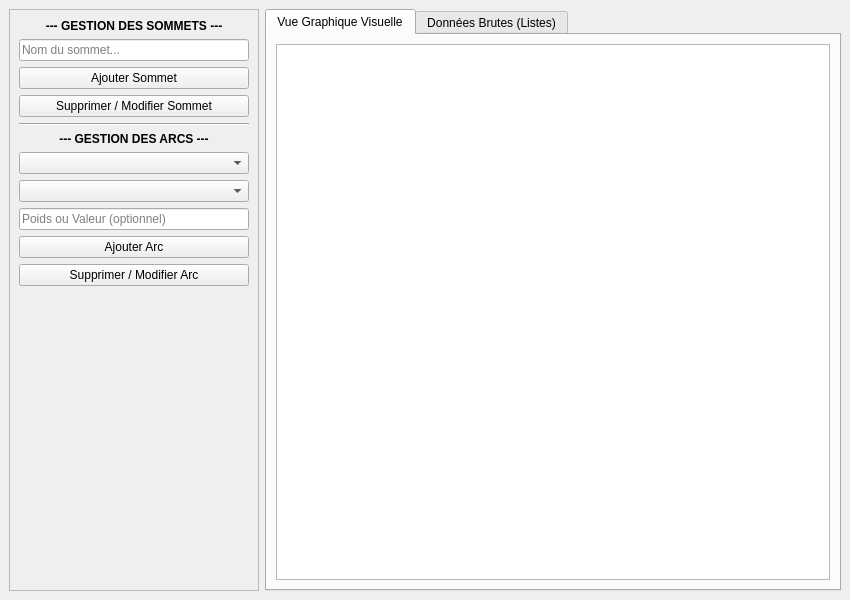
Qt form interface.ui (kenzabakadi/Projet-graphes-algo) before a commit.
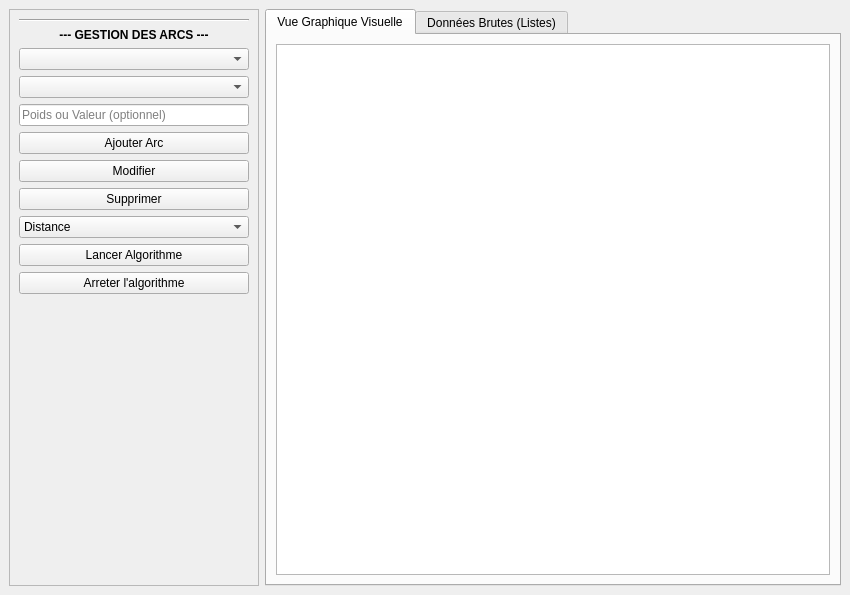
The same form after that commit.

Diff of the .ui file:
```diff
--- a/interface.ui
+++ b/interface.ui
@@ -7,7 +7,7 @@
     <x>0</x>
     <y>0</y>
     <width>850</width>
-    <height>600</height>
+    <height>595</height>
    </rect>
   </property>
   <property name="windowTitle">
@@ -27,42 +27,6 @@
        <enum>QFrame::Shape::StyledPanel</enum>
       </property>
       <layout class="QVBoxLayout" name="verticalLayout">
-       <item>
-        <widget class="QLabel" name="titreSommets">
-         <property name="font">
-          <font>
-           <bold>true</bold>
-          </font>
-         </property>
-         <property name="text">
-          <string>--- GESTION DES SOMMETS ---</string>
-         </property>
-         <property name="alignment">
-          <set>Qt::AlignmentFlag::AlignCenter</set>
-         </property>
-        </widget>
-       </item>
-       <item>
-        <widget class="QLineEdit" name="inputNomSommet">
-         <property name="placeholderText">
-          <string>Nom du sommet...</string>
-         </property>
-        </widget>
-       </item>
-       <item>
-        <widget class="QPushButton" name="btnAjouterSommet">
-         <property name="text">
-          <string>Ajouter Sommet</string>
-         </property>
-        </widget>
-       </item>
-       <item>
-        <widget class="QPushButton" name="btnSupprimerSommet">
-         <property name="text">
-          <string>Supprimer / Modifier Sommet</string>
-         </property>
-        </widget>
-       </item>
        <item>
         <widget class="Line" name="ligneSeparation">
          <property name="orientation">
@@ -113,10 +77,75 @@
          </property>
         </widget>
        </item>
+       <item>
+        <widget class="QPushButton" name="btnModifierArc">
+         <property name="text">
+          <string>Modifier</string>
+         </property>
+        </widget>
+       </item>
        <item>
         <widget class="QPushButton" name="btnSupprimerArc">
          <property name="text">
-          <string>Supprimer / Modifier Arc</string>
+          <string>Supprimer</string>
+         </property>
+        </widget>
+       </item>
+       <item>
+        <widget class="QComboBox" name="comboBox">
+         <item>
+          <property name="text">
+           <string>Distance</string>
+          </property>
+         </item>
+         <item>
+          <property name="text">
+           <string>Tarjan</string>
+          </property>
+         </item>
+         <item>
+          <property name="text">
+           <string>Rang</string>
+          </property>
+         </item>
+         <item>
+          <property name="text">
+           <string>Prufer</string>
+          </property>
+         </item>
+         <item>
+          <property name="text">
+           <string>Ordonancement</string>
+          </property>
+         </item>
+         <item>
+          <property name="text">
+           <string>Kruskal</string>
+          </property>
+         </item>
+         <item>
+          <property name="text">
+           <string>Dijkstra</string>
+          </property>
+         </item>
+         <item>
+          <property name="text">
+           <string>Dantzig</string>
+          </property>
+         </item>
+        </widget>
+       </item>
+       <item>
+        <widget class="QPushButton" name="pushButton">
+         <property name="text">
+          <string>Lancer Algorithme</string>
+         </property>
+        </widget>
+       </item>
+       <item>
+        <widget class="QPushButton" name="pushButton_2">
+         <property name="text">
+          <string>Arreter l'algorithme</string>
          </property>
         </widget>
        </item>
```
